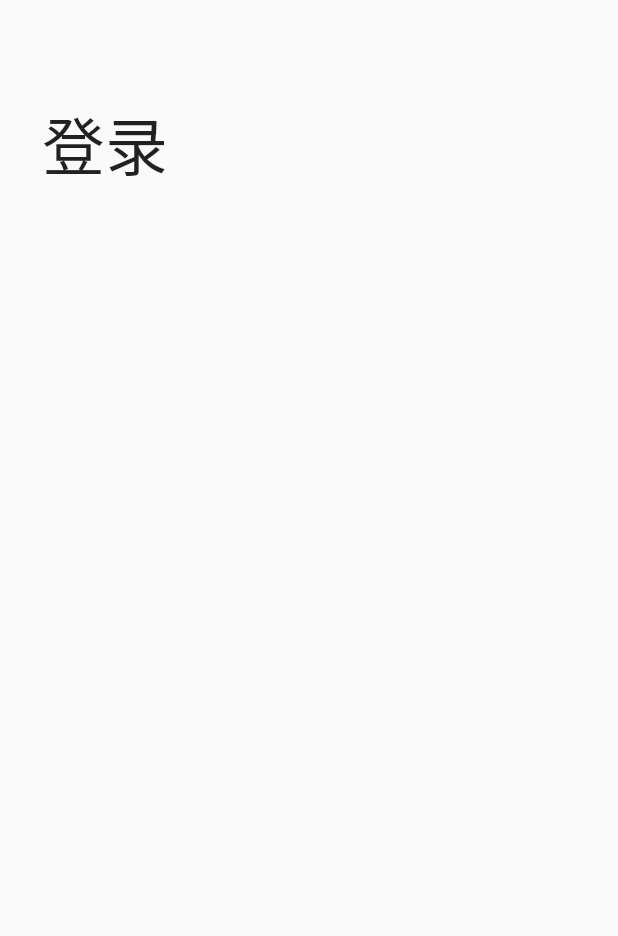
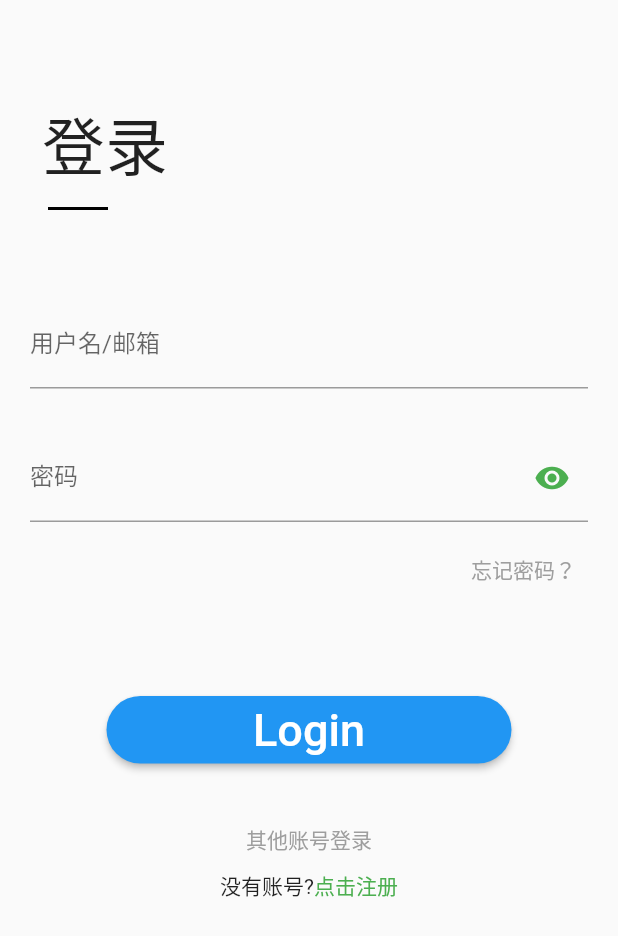
Before and after one commit to ceshi20160607/qiao, a Flutter app: the screen it shows after launch, on a phone screen of 412 x 824 dp. Shown: the top 936 px of the screen. Run offline on Flutter 3.47's test engine with Material 2 defaults, Android fonts, the phone set to English and light mode, and no system bars; our stand-ins replace dio, flutter_easyloading, get, pretty_dio_logger; accounts and stored records are empty; network calls fail.

Commit message:
0.0.00001基础框架

```diff
--- a/lib/core/base/config.dart
+++ b/lib/core/base/config.dart
@@ -2,5 +2,5 @@
 class RequestConfig {
   static String baseUrl = "http://localhost:8888";
   static const connectTimeout = 15000;
-  static const successCode = 200;
+  static const successCode = 0;
 }
--- a/lib/main.dart
+++ b/lib/main.dart
@@ -1,7 +1,10 @@
+import 'package:dio/dio.dart';
 import 'package:flutter/material.dart';
 import 'package:get/get.dart';
-import 'package:qiao/modules/login/login/login_binding.dart';
 import 'package:qiao/router/app_pages.dart';
+
+import 'modules/login/login/login_binding.dart';
+import 'modules/login/login/login_view.dart';
 
 void main() {
   runApp(const MyApp());
@@ -14,8 +17,8 @@ class MyApp extends StatelessWidget {
   Widget build(BuildContext context) {
     return GetMaterialApp(
       debugShowCheckedModeBanner: false,
-      initialBinding: LoginBinding(),
-      initialRoute: AppRoutes.Login,
+      // initialBinding: LoginBinding(),
+      // initialRoute: AppRoutes.Login,
       getPages: AppPages.routes,
       // home: LoginPage(),
     );
--- /dev/null
+++ b/lib/modules/login/home/home_binding.dart
@@ -0,0 +1,10 @@
+import 'package:get/get.dart';
+
+import 'home_logic.dart';
+
+class HomeBinding extends Bindings {
+  @override
+  void dependencies() {
+    Get.lazyPut(() => HomeLogic());
+  }
+}
--- /dev/null
+++ b/lib/modules/login/home/home_logic.dart
@@ -0,0 +1,7 @@
+import 'package:get/get.dart';
+
+import 'home_state.dart';
+
+class HomeLogic extends GetxController {
+  final HomeState state = HomeState();
+}
--- /dev/null
+++ b/lib/modules/login/home/home_state.dart
@@ -0,0 +1,5 @@
+class HomeState {
+  HomeState() {
+    ///Initialize variables
+  }
+}
--- a/lib/modules/login/login/login_binding.dart
+++ b/lib/modules/login/login/login_binding.dart
@@ -1,4 +1,5 @@
 import 'package:get/get.dart';
+import 'package:qiao/modules/login/home/home_logic.dart';
 import 'package:qiao/service/api_service.dart';
 
 import 'login_logic.dart';
@@ -8,5 +9,6 @@ class LoginBinding extends Bindings {
   void dependencies() {
     Get.lazyPut(() => LoginLogic());
     Get.lazyPut(() => ApiService());
+    Get.lazyPut(() => HomeLogic());
   }
 }
--- a/lib/modules/login/login/login_logic.dart
+++ b/lib/modules/login/login/login_logic.dart
@@ -1,7 +1,10 @@
+import 'dart:convert';
+
 import 'package:dio/dio.dart';
 import 'package:get/get.dart';
 import 'package:qiao/entity/po/login_entity.dart';
 import 'package:qiao/entity/po/sa_token_entity.dart';
+import 'package:qiao/modules/login/home/home_view.dart';
 import 'package:qiao/service/api_service.dart';
 
 import 'login_state.dart';
@@ -19,7 +22,7 @@ class LoginLogic extends GetxController {
 
   RxBool isObscure = RxBool(false);
 
-  void on_login() {
+  void on_login() async{
     print(
         'email:  ${state.loginEntity.username}, password: ${state.loginEntity.password}');
     // 表单校验通过才会继续执行
@@ -27,9 +30,27 @@ class LoginLogic extends GetxController {
     on_password_check(state.loginEntity.username);
     // getHttp();
     //TODO 执行登录方法
-    Future<SaTokenEntity?> user = apiService.login(state.loginEntity);
+    SaTokenEntity? user = await apiService.login(state.loginEntity);
     print(user);
-
+    print("***********");
+    print(user);
+    Get.put(user?.tokenValue,tag: "satoken");
+    // var dio = new Dio();
+    // final putData = jsonEncode({"username":"admin","password":"123123aa","deviceType": "1"});
+    // var response = dio.post("http://localhost:8888/user/doLogin",data:{"username":"admin","password":"123123aa","deviceType": "1"});
+    Get.to(HomePage());
+    // var response = dio.post(
+    //   'http://localhost:8888/user/doLogin',
+    //   queryParameters: {
+    //     "username": "admin",
+    //     "password": "123123aa"
+    //   },
+    //   options: Options(
+    //     contentType: Headers.jsonContentType,
+    //   ),
+    // );
+    // print(
+    //     'email:  ${response}');
     print(
         'email:  ${state.loginEntity.username}, password: ${state.loginEntity.password}');
   }
--- a/lib/modules/login/login/login_view.dart
+++ b/lib/modules/login/login/login_view.dart
@@ -1,3 +1,4 @@
+import 'package:dio/dio.dart';
 import 'package:flutter/material.dart';
 import 'package:get/get.dart';
 import 'package:qiao/modules/login/login/login_logic.dart';
@@ -21,18 +22,18 @@ class LoginPage extends StatelessWidget {
       children: [
         const SizedBox(height: kToolbarHeight), // 距离顶部一个工具栏的高度
         buildTitle(), // Login
-        // buildTitleLine(), // Login下面的下划线
-        // const SizedBox(height: 60),
-        // buildEmailTextField(), // 输入邮箱
-        // const SizedBox(height: 30),
-        // buildPasswordTextField(), // 输入密码
-        // buildForgetPasswordText(), // 忘记密码
-        // const SizedBox(height: 60),
-        // buildLoginButton(), // 登录按钮
-        // const SizedBox(height: 40),
-        // buildOtherLoginText(), // 其他账号登录
-        // // buildOtherMethod(), // 其他登录方式
-        // buildRegisterText(), // 注册
+        buildTitleLine(), // Login下面的下划线
+        const SizedBox(height: 60),
+        buildEmailTextField(), // 输入邮箱
+        const SizedBox(height: 30),
+        buildPasswordTextField(), // 输入密码
+        buildForgetPasswordText(), // 忘记密码
+        const SizedBox(height: 60),
+        buildLoginButton(), // 登录按钮
+        const SizedBox(height: 40),
+        buildOtherLoginText(), // 其他账号登录
+        // buildOtherMethod(), // 其他登录方式
+        buildRegisterText(), // 注册
       ],
     ));
   }
@@ -175,7 +176,7 @@ class LoginPage extends StatelessWidget {
       // validator: (v) => logic.on_username_check(v),
       // onSaved: (v) => state.loginEntity.username = v!,
       // onSaved: (v) => logic.on_username_check(v),
-      // onChanged: (v) => state.loginEntity.username = v!,
+      onChanged: (v) => state.loginEntity.username = v!,
     );
   }
 
@@ -193,6 +194,9 @@ class LoginPage extends StatelessWidget {
   }
 
   Widget buildTitle() {
+
+    var dio =new Dio();
+    dio.post("localhost:8888/user/doLogin",queryParameters: {"username":"admin","password":"123123aa"});
     return const Padding(
         padding: EdgeInsets.all(8),
         child: Text(
--- a/lib/router/app_pages.dart
+++ b/lib/router/app_pages.dart
@@ -1,8 +1,10 @@
 import 'package:get/get.dart';
-import 'package:qiao/modules/login/login/login_binding.dart';
-import 'package:qiao/modules/login/login/login_view.dart';
 
 import '../modules/login/Index/Index_view.dart';
+import '../modules/login/home/home_binding.dart';
+import '../modules/login/home/home_view.dart';
+import '../modules/login/login/login_binding.dart';
+import '../modules/login/login/login_view.dart';
 
 part 'app_routes.dart';
 
@@ -17,10 +19,10 @@ class AppPages {
       page: () => LoginPage(),
       binding: LoginBinding(),
     ),
-    // GetPage(
-    //   name: AppRoutes.Home,
-    //   page: () => HomePage(),
-    //   binding: HomeBinding(),
-    // ),
+    GetPage(
+      name: AppRoutes.Home,
+      page: () => HomePage(),
+      binding: HomeBinding(),
+    ),
   ];
 }
```
Also changed, not shown: lib/core/base/token_interceptor.dart (+5 -4 lines), lib/modules/login/home/home_view.dart (added, +18 -0 lines), pubspec.yaml (+8 -8 lines), pubspec.lock.
